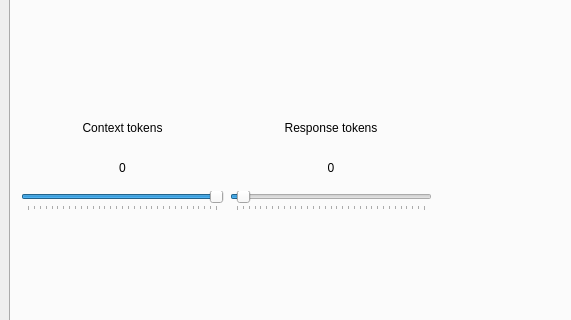
The window that src/ui/MainWindow.ui (NutritiousWheat/SimpleLlamaGUI) describes before a commit, drawn with Qt 5; both pictures show x 0 to 571 and y 150 to 470 of the 1262 by 637 pixel window.
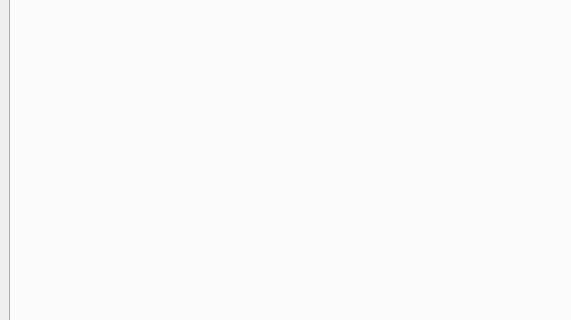
The same window after the commit. The open tabs and pages were chosen to show the change. Custom widgets are drawn as their Qt base class.

```diff
--- a/src/ui/MainWindow.ui
+++ b/src/ui/MainWindow.ui
@@ -98,100 +98,8 @@
          </rect>
         </property>
         <layout class="QGridLayout" name="optionsLayout">
-         <item row="3" column="0">
-          <layout class="QVBoxLayout" name="contextLayout">
-           <item>
-            <widget class="QLabel" name="contextLabel">
-             <property name="text">
-              <string>Context tokens</string>
-             </property>
-             <property name="alignment">
-              <set>Qt::AlignmentFlag::AlignCenter</set>
-             </property>
-            </widget>
-           </item>
-           <item>
-            <widget class="QLabel" name="contextValueLabel">
-             <property name="text">
-              <string>0</string>
-             </property>
-             <property name="alignment">
-              <set>Qt::AlignmentFlag::AlignCenter</set>
-             </property>
-            </widget>
-           </item>
-           <item>
-            <widget class="QSlider" name="contextSlider">
-             <property name="minimum">
-              <number>1</number>
-             </property>
-             <property name="maximum">
-              <number>8192</number>
-             </property>
-             <property name="pageStep">
-              <number>256</number>
-             </property>
-             <property name="value">
-              <number>8192</number>
-             </property>
-             <property name="orientation">
-              <enum>Qt::Orientation::Horizontal</enum>
-             </property>
-             <property name="tickPosition">
-              <enum>QSlider::TickPosition::TicksBelow</enum>
-             </property>
-            </widget>
-           </item>
-          </layout>
-         </item>
-         <item row="3" column="1">
-          <layout class="QVBoxLayout" name="responseLayout">
-           <item>
-            <widget class="QLabel" name="responseLabel">
-             <property name="text">
-              <string>Response tokens</string>
-             </property>
-             <property name="alignment">
-              <set>Qt::AlignmentFlag::AlignCenter</set>
-             </property>
-            </widget>
-           </item>
-           <item>
-            <widget class="QLabel" name="responseValueLabel">
-             <property name="text">
-              <string>0</string>
-             </property>
-             <property name="alignment">
-              <set>Qt::AlignmentFlag::AlignCenter</set>
-             </property>
-            </widget>
-           </item>
-           <item>
-            <widget class="QSlider" name="responseSlider">
-             <property name="minimum">
-              <number>1</number>
-             </property>
-             <property name="maximum">
-              <number>8192</number>
-             </property>
-             <property name="pageStep">
-              <number>256</number>
-             </property>
-             <property name="value">
-              <number>256</number>
-             </property>
-             <property name="orientation">
-              <enum>Qt::Orientation::Horizontal</enum>
-             </property>
-             <property name="tickPosition">
-              <enum>QSlider::TickPosition::TicksBelow</enum>
-             </property>
-            </widget>
-           </item>
-          </layout>
-         </item>
-         <item row="1" column="0">
-          <widget class="SamplerWidget" name="samplerWidget_1" native="true"/>
+         <item row="2" column="1">
+          <widget class="SamplerWidget" name="samplerWidget_4" native="true"/>
          </item>
          <item row="1" column="1">
           <widget class="SamplerWidget" name="samplerWidget_2" native="true"/>
```
Left out of the diff: 34 changed lines with no effect on the pictures.
